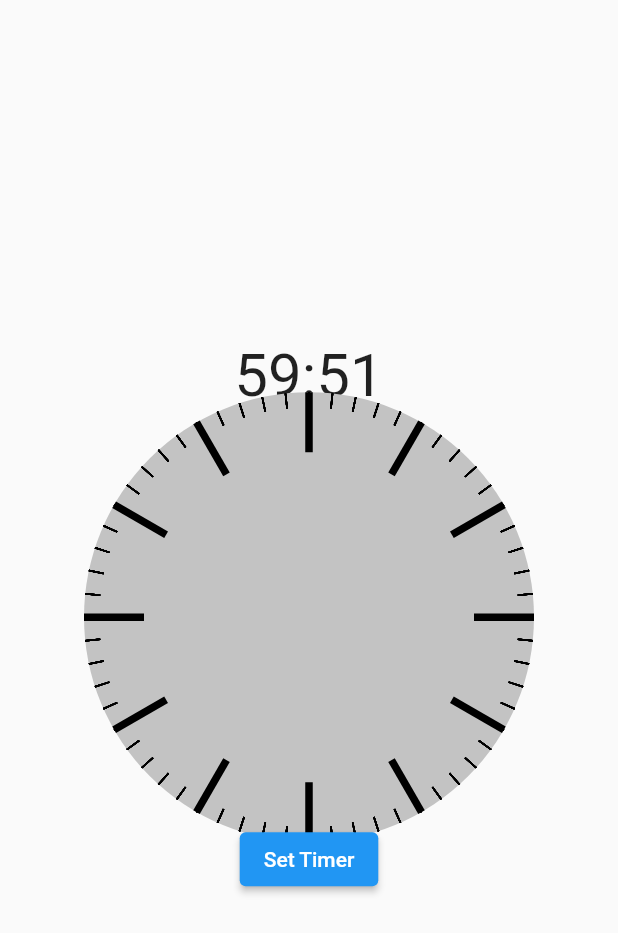
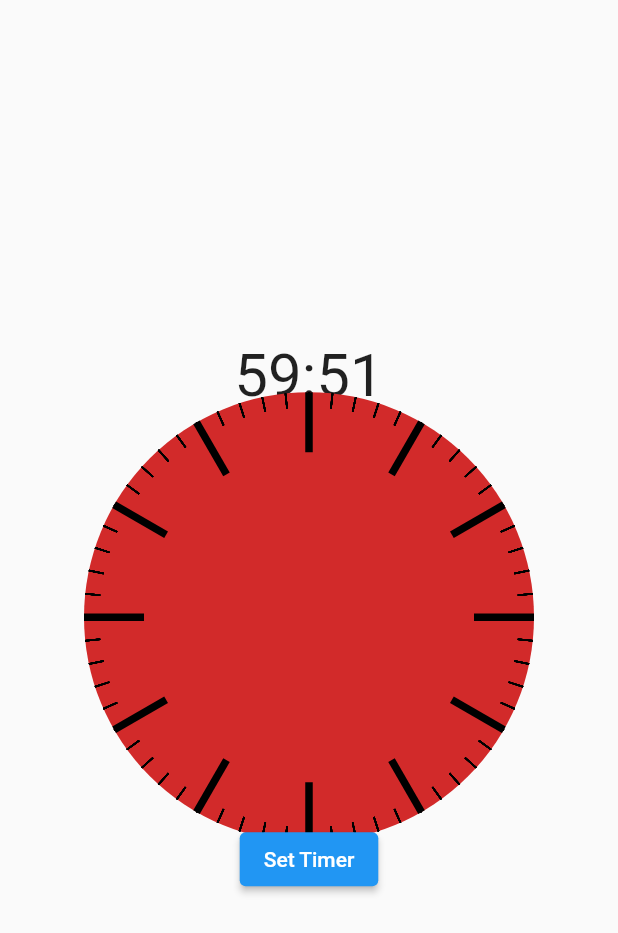
Before and after one commit to majinbooouu/flutter-fancy-timer, a Flutter app: the screen it shows after launch, after a tap on "Set Timer", on a phone screen of 412 x 824 dp. Shown: the top 933 px of the screen. Run offline on Flutter 3.47's test engine with Material 2 defaults, Android fonts, the phone set to English and light mode, and no system bars.

Commit message:
create watch_face widget

```diff
--- a/lib/screens/home_screen.dart
+++ b/lib/screens/home_screen.dart
@@ -1,7 +1,6 @@
 import 'dart:async';
 import 'package:flutter/material.dart';
-import 'package:jintimer/widget/timer_bg_painter.dart';
-import 'package:jintimer/widget/timer_hand_painter.dart';
+import 'package:jintimer/widget/watch_face.dart';
 
 class MyHomeScreen extends StatefulWidget {
   const MyHomeScreen({super.key});
@@ -12,19 +11,12 @@ class MyHomeScreen extends StatefulWidget {
 
 class _MyHomeScreenState extends State<MyHomeScreen>
     with TickerProviderStateMixin {
-  late AnimationController _controller;
   late Timer _timer;
   int _remainingTime = 3600; // Initial time in seconds (1 hour)
 
   @override
   void initState() {
     super.initState();
-    _controller = AnimationController(
-      vsync: this,
-      duration: Duration(seconds: _remainingTime),
-    );
-    _controller.reverse(
-        from: _controller.value == 0.0 ? 1.0 : _controller.value);
 
     _timer = Timer.periodic(const Duration(seconds: 1), (Timer timer) {
       setState(() {
@@ -39,7 +31,6 @@ class _MyHomeScreenState extends State<MyHomeScreen>
 
   @override
   void dispose() {
-    _controller.dispose();
     _timer.cancel();
     super.dispose();
   }
@@ -58,27 +49,10 @@ class _MyHomeScreenState extends State<MyHomeScreen>
               style: const TextStyle(fontSize: 40.0),
             ),
           ),
-          Flexible(
+          const Flexible(
             flex: 1,
-            child: Container(
-              alignment: Alignment.center,
-              child: Stack(
-                children: [
-                  CustomPaint(
-                    painter: TimerBackgroundPainter(),
-                    size: const Size(300.0, 300.0),
-                  ),
-                  CustomPaint(
-                    painter: TimerHandPainter(
-                      animation: StepTween(
-                        begin: 0,
-                        end: _remainingTime,
-                      ).animate(_controller),
-                    ),
-                    size: const Size(300.0, 300.0),
-                  ),
-                ],
-              ),
+            child: WatchFace(
+              setBgColor: Color.fromARGB(255, 210, 42, 42),
             ),
           ),
           Flexible(
@@ -95,6 +69,7 @@ class _MyHomeScreenState extends State<MyHomeScreen>
     );
   }
 }
+
 /*-
 void _showTimePickerDialog(BuildContext context) {
   showDialog(
--- a/lib/widget/timer_bg_painter.dart
+++ /dev/null
@@ -1,20 +0,0 @@
-import 'package:flutter/cupertino.dart';
-import 'package:flutter/material.dart';
-
-class TimerBackgroundPainter extends CustomPainter {
-  @override
-  void paint(Canvas canvas, Size size) {
-    final centerX = size.width / 2;
-    final centerY = size.height / 2;
-    final radius = size.width / 2;
-
-    final backgroundPaint = Paint()
-      ..color = const Color.fromRGBO(195, 195, 195, 1)
-      ..style = PaintingStyle.fill;
-
-    canvas.drawCircle(Offset(centerX, centerY), radius, backgroundPaint);
-  }
-
-  @override
-  bool shouldRepaint(TimerBackgroundPainter oldDelegate) => false;
-}
--- a/lib/widget/timer_hand_painter.dart
+++ b/lib/widget/watch_face.dart
@@ -1,5 +1,53 @@
 import 'package:flutter/material.dart';
 import 'dart:math';
+
+class WatchFace extends StatelessWidget {
+  final Color setBgColor;
+  const WatchFace({
+    super.key,
+    required this.setBgColor,
+  });
+
+  @override
+  Widget build(BuildContext context) {
+    return Container(
+      alignment: Alignment.center,
+      child: Stack(
+        children: [
+          CustomPaint(
+            painter: TimerBackgroundPainter(setBgColor),
+            size: const Size(300.0, 300.0),
+          ),
+          CustomPaint(
+            painter: TimerHandPainter(),
+            size: const Size(300.0, 300.0),
+          ),
+        ],
+      ),
+    );
+  }
+}
+
+class TimerBackgroundPainter extends CustomPainter {
+  final Color bgColor;
+
+  TimerBackgroundPainter(this.bgColor);
+  @override
+  void paint(Canvas canvas, Size size) {
+    final centerX = size.width / 2;
+    final centerY = size.height / 2;
+    final radius = size.width / 2;
+
+    final backgroundPaint = Paint()
+      ..color = bgColor
+      ..style = PaintingStyle.fill;
+
+    canvas.drawCircle(Offset(centerX, centerY), radius, backgroundPaint);
+  }
+
+  @override
+  bool shouldRepaint(TimerBackgroundPainter oldDelegate) => false;
+}
 
 class TimerHandPainter extends CustomPainter {
   final Animation<int>? animation;
```
